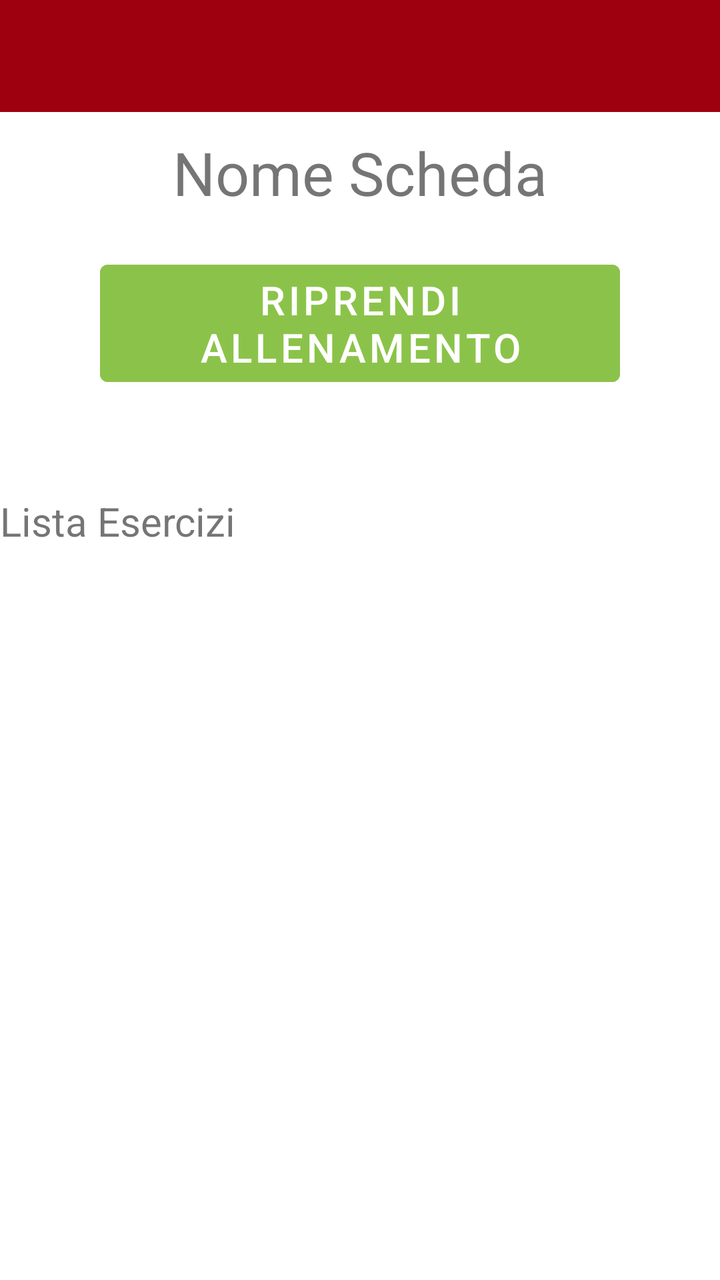
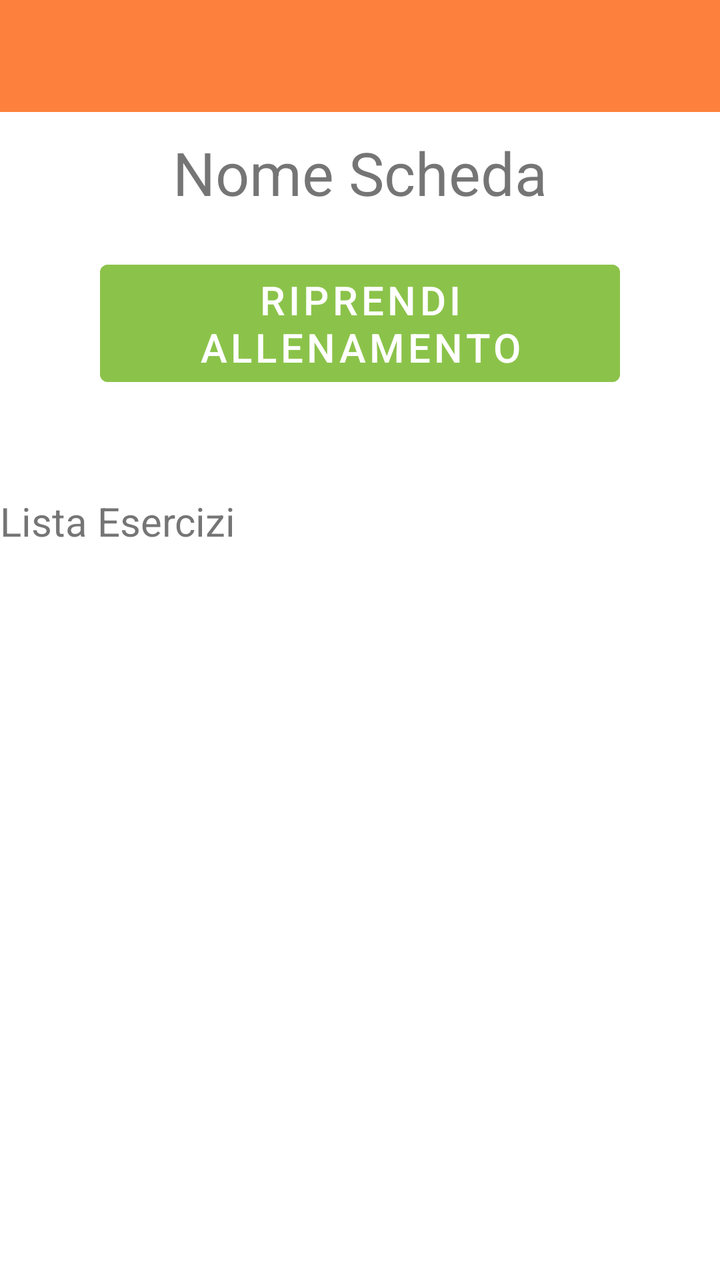

Two renders of the same Android screen: before a commit and after it. Below are the layout's source before the change and the commit's diff.
<!-- AndroidManifest.xml: application theme Theme.YourCali -->
<!-- res/layout/activity_workout_plan_overview.xml -->
<?xml version="1.0" encoding="utf-8"?>
<androidx.constraintlayout.widget.ConstraintLayout xmlns:android="http://schemas.android.com/apk/res/android"
    xmlns:app="http://schemas.android.com/apk/res-auto"
    xmlns:tools="http://schemas.android.com/tools"
    android:layout_width="match_parent"
    android:layout_height="match_parent"
    tools:context=".WorkoutPlanOverviewActivity">


    <LinearLayout
        android:layout_width="match_parent"
        android:layout_height="match_parent"
        android:orientation="vertical">

        <com.google.android.material.appbar.AppBarLayout
            android:layout_width="match_parent"
            android:layout_height="wrap_content"
            app:layout_constraintEnd_toEndOf="parent"
            app:layout_constraintStart_toStartOf="parent"
            app:layout_constraintTop_toTopOf="parent">

            <androidx.appcompat.widget.Toolbar
                android:id="@+id/myToolbarAllenamento"
                android:layout_width="match_parent"
                android:layout_height="wrap_content"
                android:background="@color/Cranberry"
                android:minHeight="?attr/actionBarSize"
                android:theme="@style/MyThemeOverlay_Toolbar2" />
        </com.google.android.material.appbar.AppBarLayout>

        <Space
            android:layout_width="match_parent"
            android:layout_height="10dp"/>

        <TextView
            android:layout_width="wrap_content"
            android:layout_height="wrap_content"
            android:id="@+id/nomeSchedaOverview"
            android:text="Nome Scheda"
            android:textSize="30dp"
            android:layout_gravity="center"/>
        <Space
            android:layout_width="match_parent"
            android:layout_height="20dp"/>

        <Button
            android:id="@+id/buttonSchedaOverview"
            android:layout_width="match_parent"
            android:layout_height="wrap_content"
            android:layout_marginHorizontal="50dp"
            android:backgroundTint="#8BC34A"
            android:text="Riprendi allenamento"
            android:textSize="20dp" />

        <Space
            android:layout_width="match_parent"
            android:layout_height="50dp"/>

        <TextView
            android:layout_width="wrap_content"
            android:layout_height="wrap_content"
            android:text="Lista Esercizi"
            android:textSize="20dp"/>

        <ScrollView
            android:layout_width="match_parent"
            android:layout_height="match_parent">


            <androidx.recyclerview.widget.RecyclerView
                android:layout_width="match_parent"
                android:layout_height="match_parent"
                android:id="@+id/recyclerSchedaOverview"/>

        </ScrollView>


    </LinearLayout>

</androidx.constraintlayout.widget.ConstraintLayout>
<!-- resources referenced by this layout -->
<resources>
  <color name="Cranberry">#9F000F</color>
  <style name="MyThemeOverlay_Toolbar2" parent="ThemeOverlay.MaterialComponents.Toolbar.Primary">
          
          <item name="android:textColorPrimary">@color/white</item>
  
          
          <item name="colorOnPrimary">@color/white</item>
      </style>
  <style name="Theme.YourCali" parent="Theme.MaterialComponents.DayNight.NoActionBar">
          
          <item name="colorPrimary">@color/purple_500</item>
          <item name="colorPrimaryVariant">@color/purple_700</item>
          <item name="colorOnPrimary">@color/white</item>
          
          <item name="colorSecondary">@color/teal_200</item>
          <item name="colorSecondaryVariant">@color/teal_700</item>
          <item name="colorOnSecondary">@color/black</item>
          
          <item name="android:statusBarColor">@color/DarkCranberry</item>
          
      </style>
  <color name="white">#FFFFFFFF</color>
  <color name="purple_500">#FF6200EE</color>
  <color name="purple_700">#FF3700B3</color>
  <color name="teal_200">#FF03DAC5</color>
  <color name="teal_700">#FF018786</color>
  <color name="black">#FF000000</color>
  <color name="DarkCranberry">#FF7A020E</color>
</resources>

<!-- the commit's change to res/layout/activity_workout_plan_overview.xml (unified diff, before → after) -->
@@ -23,7 +23,7 @@
                 android:id="@+id/myToolbarAllenamento"
                 android:layout_width="match_parent"
                 android:layout_height="wrap_content"
-                android:background="@color/Cranberry"
+                android:background="@color/Orange"
                 android:minHeight="?attr/actionBarSize"
                 android:theme="@style/MyThemeOverlay_Toolbar2" />
         </com.google.android.material.appbar.AppBarLayout>
<!-- resource entries referenced after the edit -->
@@ -1,6 +1,6 @@
 <!-- resources referenced by this layout -->
 <resources>
-  <color name="Cranberry">#9F000F</color>
+  <color name="Orange">#FD813C</color>
   <style name="MyThemeOverlay_Toolbar2" parent="ThemeOverlay.MaterialComponents.Toolbar.Primary">
           
           <item name="android:textColorPrimary">@color/white</item>
@@ -18,7 +18,7 @@
           <item name="colorSecondaryVariant">@color/teal_700</item>
           <item name="colorOnSecondary">@color/black</item>
           
-          <item name="android:statusBarColor">@color/DarkCranberry</item>
+          <item name="android:statusBarColor">@color/DarkOrange</item>
           
       </style>
   <color name="white">#FFFFFFFF</color>
@@ -27,6 +27,6 @@
   <color name="teal_200">#FF03DAC5</color>
   <color name="teal_700">#FF018786</color>
   <color name="black">#FF000000</color>
-  <color name="DarkCranberry">#FF7A020E</color>
+  <color name="DarkOrange">#FF6F1F</color>
 </resources>
 
